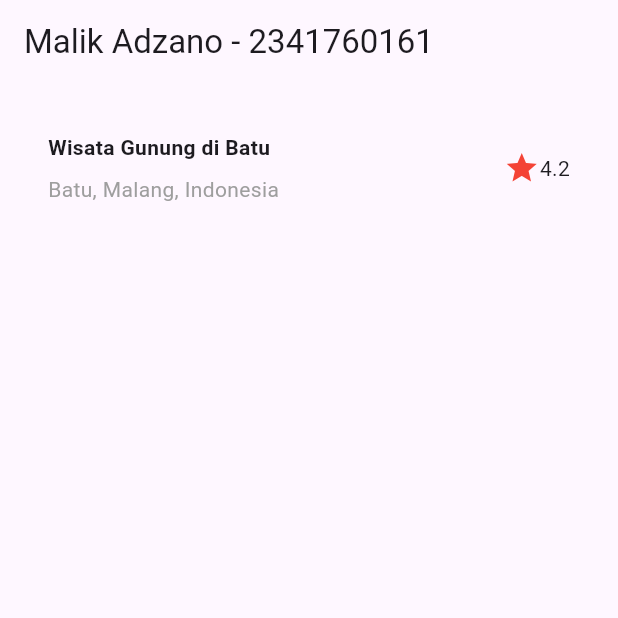
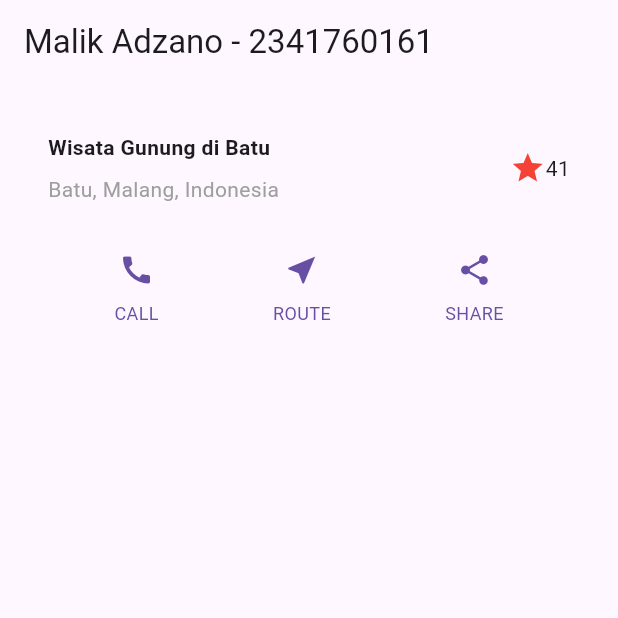
Before and after one commit to MalikAdz22/flutter-fundamental-part2, a Flutter app: the screen it shows after launch, on a phone screen of 412 x 824 dp, the top half of it. Run offline on Flutter 3.47's test engine with Material 3 defaults, Android fonts, the phone set to English and light mode, and no system bars.

Commit message:
Modifikasi main (Implementasi button row) + readme

```diff
--- a/lib/main.dart
+++ b/lib/main.dart
@@ -21,28 +21,75 @@
                   padding: const EdgeInsets.only(bottom: 8),
                   child: const Text(
                     'Wisata Gunung di Batu',
-                    style: TextStyle(fontWeight: FontWeight.bold),
+                    style: TextStyle(
+                      fontWeight: FontWeight.bold,
+                    ),
                   ),
                 ),
                 Text(
                   'Batu, Malang, Indonesia',
-                  style: TextStyle(color: Colors.grey[500]),
+                  style: TextStyle(
+                    color: Colors.grey[500],
+                  ),
                 ),
               ],
             ),
           ),
           /* soal 3*/
-          Icon(Icons.star, color: Colors.red[500]),
-          const Text("4.2"),
+          Icon(
+            Icons.star,
+            color: Colors.red[500],
+          ),
+          const Text("41"),
         ],
       ),
     );
+
+    Color color = Theme.of(context).primaryColor;
+
+    Widget buttonSection = Row(
+      mainAxisAlignment: MainAxisAlignment.spaceEvenly,
+      children: [
+        _buildButtonColumn(color, Icons.call, 'CALL'),
+        _buildButtonColumn(color, Icons.near_me, 'ROUTE'),
+        _buildButtonColumn(color, Icons.share, 'SHARE'),
+      ],
+    );
+
     return MaterialApp(
       title: 'Flutter layout: Nama dan NIM Anda',
       home: Scaffold(
-        appBar: AppBar(title: const Text('Malik Adzano - 2341760161')),
-        body: Column(children: [titleSection]),
+        appBar: AppBar(
+          title: const Text('Malik Adzano - 2341760161'),
+        ),
+        body: Column(
+          children: [
+            titleSection,
+            buttonSection,
+          ],
+        )
       ),
     );
   }
+
+  Column _buildButtonColumn(Color color, IconData icon, String label) {
+    return Column(
+      mainAxisSize: MainAxisSize.min,
+      mainAxisAlignment: MainAxisAlignment.spaceEvenly,
+      children: [
+        Icon(icon, color: color),
+        Container(
+          margin: const EdgeInsets.only(top: 8),
+          child: Text(
+            label,
+            style: TextStyle(
+              fontSize: 12,
+              fontWeight: FontWeight.w400,
+              color: color,
+            ),
+          ),
+        ),
+      ],
+    );
+  }
 }
```
Also changed, not shown: images/readme/03.jpg (added), 1 other file.
